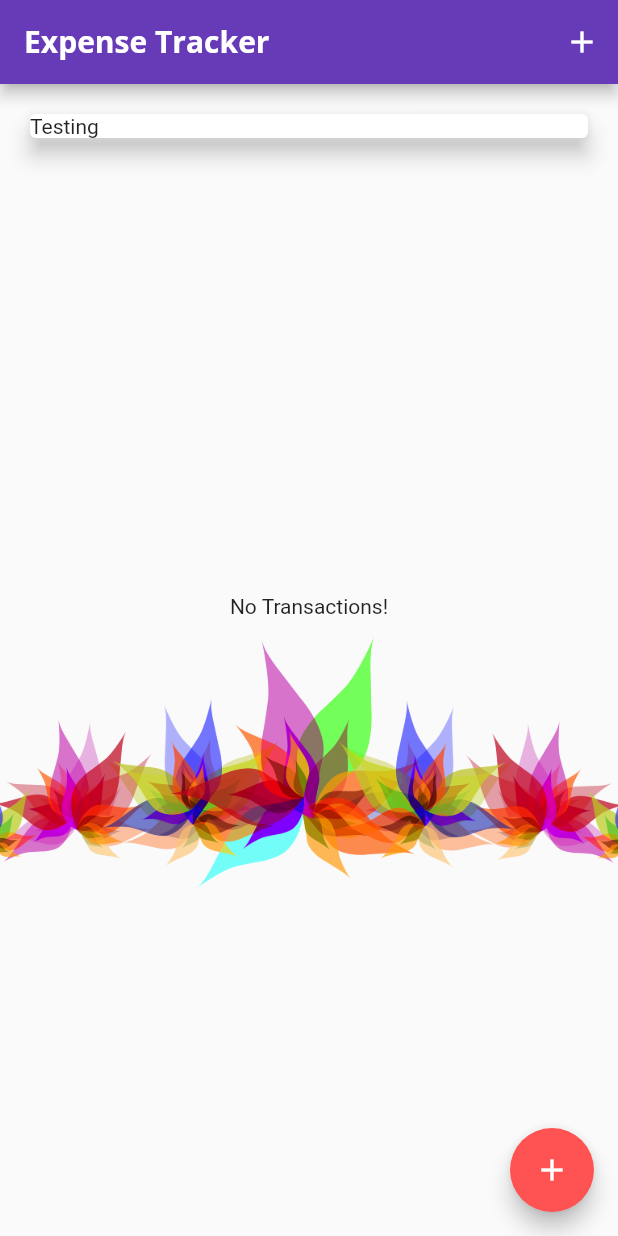
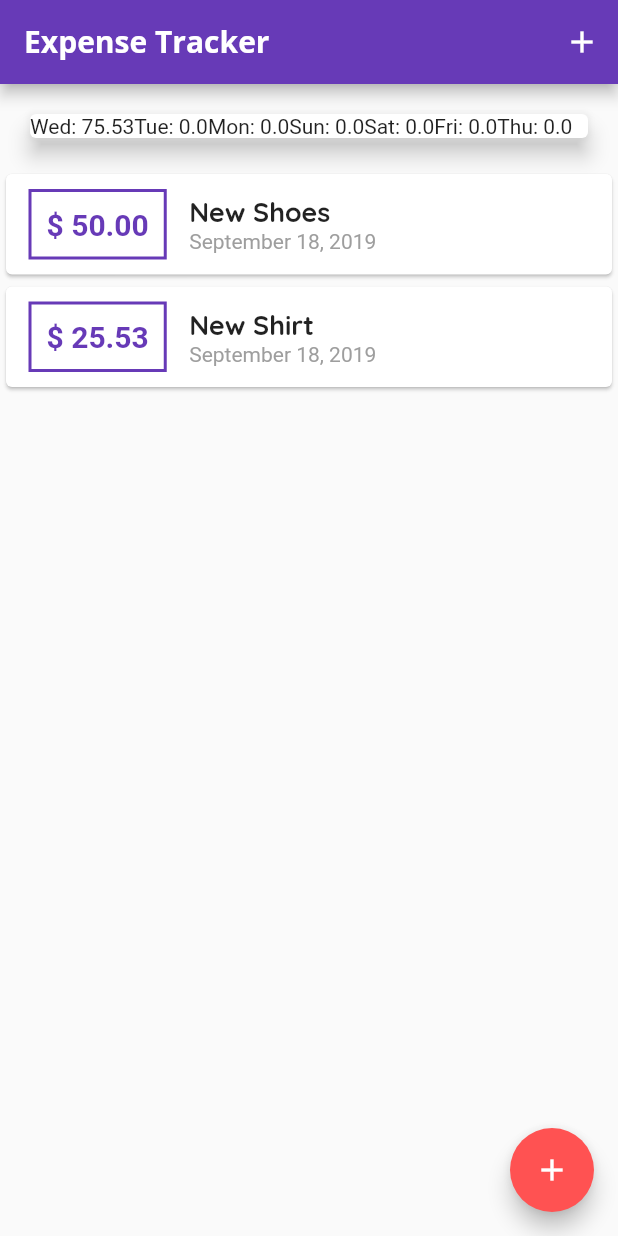
Before and after one commit to YuckiestPenguin/flutter_expense_report, a Flutter app: the screen it shows after launch, on a phone screen of 412 x 824 dp. Run offline on Flutter 3.47's test engine with Material 2 defaults, Android fonts, the phone set to English and light mode, and no system bars.

Commit message:
fixed stupid double bug

```diff
--- a/lib/main.dart
+++ b/lib/main.dart
@@ -42,18 +42,18 @@ class MyHomePage extends StatefulWidget {
 
 class _MyHomePageState extends State<MyHomePage> {
   final List<Transaction> _userTransactions = [
-    // Transaction(
-    //   id: 't1',
-    //   title: 'New Shoes',
-    //   amount: 75.99,
-    //   date: DateTime.now(),
-    // ),
-    // Transaction(
-    //   id: 't2',
-    //   title: 'New Shirt',
-    //   amount: 25.53,
-    //   date: DateTime.now(),
-    // ),
+    Transaction(
+      id: 't1',
+      title: 'New Shoes',
+      amount: 50.00,
+      date: DateTime.now(),
+    ),
+    Transaction(
+      id: 't2',
+      title: 'New Shirt',
+      amount: 25.53,
+      date: DateTime.now(),
+    ),
   ];
 
   List<Transaction> get _recentTransactions {
--- a/lib/widgets/chart.dart
+++ b/lib/widgets/chart.dart
@@ -10,7 +10,7 @@ class Chart extends StatelessWidget {
   List<Map<String, Object>> get groupedTransactionValues {
     return List.generate(7, (index) {
       final weekDay = DateTime.now().subtract(Duration(days: index));
-      double totalSum;
+      double totalSum= 0;
 
       for (var i in recentTransactions) {
         if (i.date.day == weekDay.day &&
@@ -20,7 +20,10 @@ class Chart extends StatelessWidget {
         }
       }
 
-      return {'day': DateFormat.E().format(weekDay), 'amount': totalSum};
+      return {
+        'day': DateFormat.E().format(weekDay),
+        'amount': totalSum,
+      };
     });
   }
 
@@ -30,9 +33,9 @@ class Chart extends StatelessWidget {
       elevation: 6,
       margin: EdgeInsets.all(20),
       child: Row(
-        children: <Widget>[
-          Text('Testing')
-        ],
+        children: groupedTransactionValues.map((data) {
+          return Text('${data['day']}: ${data['amount']}');
+        }).toList(),
       ),
     );
   }
```
